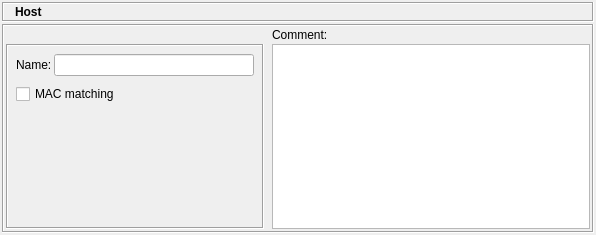
The window that src/gui/hostdialog_q.ui (fwbuilder/fwbuilder) describes before a commit, drawn with Qt 5.
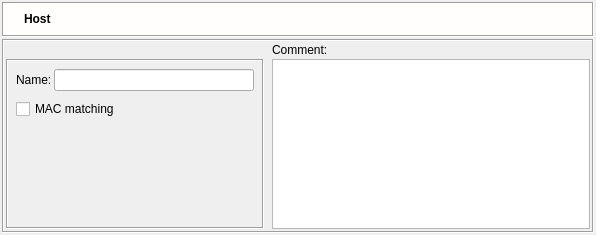
The same window after the commit. Icons and pictures are not drawn.

What changed in the file:
```diff
--- a/src/gui/hostdialog_q.ui
+++ b/src/gui/hostdialog_q.ui
@@ -50,9 +50,76 @@
        <property name="minimumSize" >
         <size>
          <width>16</width>
-         <height>20</height>
+         <height>35</height>
         </size>
        </property>
+       <property name="palette" >
+        <palette>
+         <active>
+          <colorrole role="Base" >
+           <brush brushstyle="SolidPattern" >
+            <color alpha="255" >
+             <red>255</red>
+             <green>255</green>
+             <blue>255</blue>
+            </color>
+           </brush>
+          </colorrole>
+          <colorrole role="Window" >
+           <brush brushstyle="SolidPattern" >
+            <color alpha="255" >
+             <red>255</red>
+             <green>254</green>
+             <blue>253</blue>
+            </color>
+           </brush>
+          </colorrole>
+         </active>
+         <inactive>
+          <colorrole role="Base" >
+           <brush brushstyle="SolidPattern" >
+            <color alpha="255" >
+             <red>255</red>
+             <green>255</green>
+             <blue>255</blue>
+            </color>
+           </brush>
+          </colorrole>
+          <colorrole role="Window" >
+           <brush brushstyle="SolidPattern" >
+            <color alpha="255" >
+             <red>255</red>
+             <green>254</green>
+             <blue>253</blue>
+            </color>
+           </brush>
+          </colorrole>
+         </inactive>
+         <disabled>
+          <colorrole role="Base" >
+           <brush brushstyle="SolidPattern" >
+            <color alpha="255" >
+             <red>255</red>
+             <green>254</green>
+             <blue>253</blue>
+            </color>
+           </brush>
+          </colorrole>
+          <colorrole role="Window" >
+           <brush brushstyle="SolidPattern" >
+            <color alpha="255" >
+             <red>255</red>
+             <green>254</green>
+             <blue>253</blue>
+            </color>
+           </brush>
+          </colorrole>
+         </disabled>
+        </palette>
+       </property>
+       <property name="autoFillBackground" >
+        <bool>true</bool>
+       </property>
        <property name="frameShape" >
         <enum>QFrame::Box</enum>
        </property>
@@ -78,7 +145,7 @@
         <property name="verticalSpacing" >
          <number>2</number>
         </property>
-        <item row="0" column="1" >
+        <item row="0" column="2" >
          <widget class="QLabel" name="editorTitle" >
           <property name="sizePolicy" >
            <sizepolicy vsizetype="Fixed" hsizetype="Preferred" >
@@ -119,6 +186,22 @@
           </property>
          </widget>
         </item>
+        <item row="0" column="1" >
+         <widget class="QLabel" name="label" >
+          <property name="sizePolicy" >
+           <sizepolicy vsizetype="Preferred" hsizetype="Maximum" >
+            <horstretch>0</horstretch>
+            <verstretch>0</verstretch>
+           </sizepolicy>
+          </property>
+          <property name="text" >
+           <string/>
+          </property>
+          <property name="pixmap" >
+           <pixmap resource="MainRes.qrc" >:/Icons/Host/icon</pixmap>
+          </property>
+         </widget>
+        </item>
        </layout>
       </widget>
      </item>
```
Left out of the diff: 4 changed lines with no effect on the pictures.
